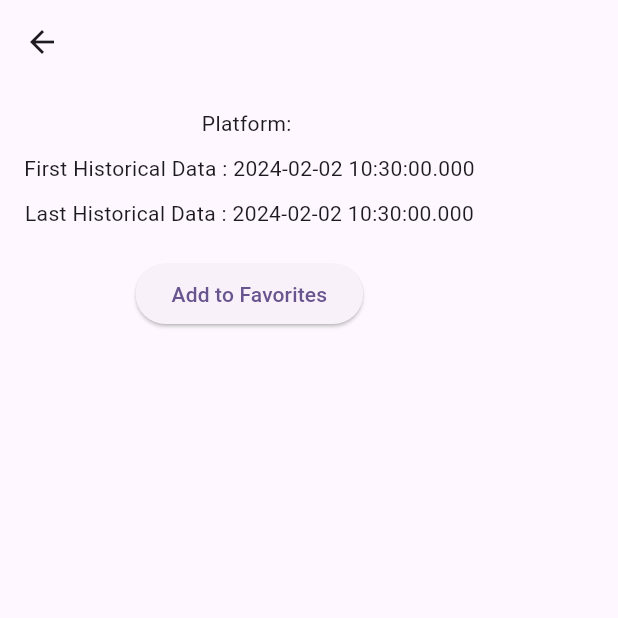
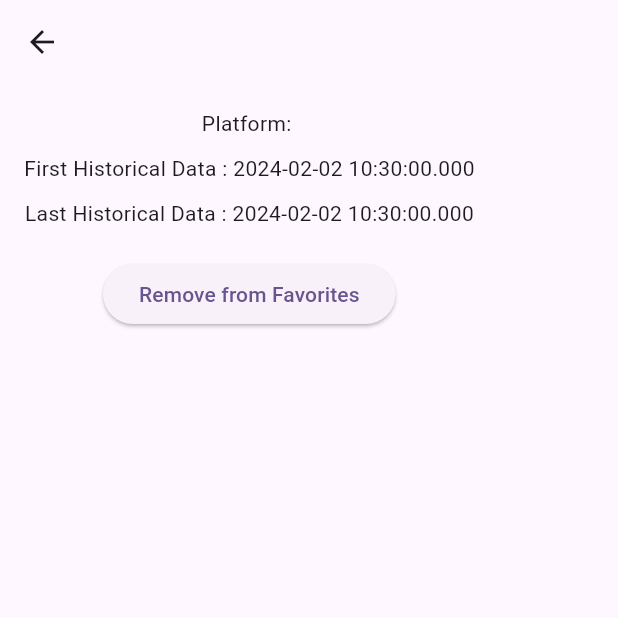
Before and after one commit to satishkoladiya/coin_app, a Flutter app: the CryptoDetailScreen screen opened directly with empty values, after a tap on "Add to Favorites", on a phone screen of 412 x 824 dp, the top half of it. Run offline on Flutter 3.47's test engine with Material 2 defaults, Android fonts, the phone set to English and light mode, and no system bars; our stand-ins replace dio, get, hive, hive_flutter; accounts and stored records are empty; network calls fail.

Commit message:
Added UI and logic part for add to favorites and remove from favorites

```diff
--- a/lib/consts/app_const.dart
+++ b/lib/consts/app_const.dart
@@ -3,4 +3,5 @@ class AppConstant {
   static const String apiKey = '2592e201-7cb0-41b4-81d5-abacc60ac4ee';
   static const String priceEndPoint = '/v1/cryptocurrency/map';
   static const String cacheBox = 'crypto_cache';
+  static const String favoritesBox = 'favorites';
 }
--- a/lib/controllers/favorite_controller.dart
+++ b/lib/controllers/favorite_controller.dart
@@ -0,0 +1,32 @@
+import 'package:coin_app/models/models.dart';
+import 'package:get/get.dart';
+import 'package:hive/hive.dart';
+
+class FavoritesController extends GetxController {
+  final RxList<Crypto> _favorites = <Crypto>[].obs;
+
+  final Box<Crypto> _favoritesBox = Hive.box<Crypto>('favorites');
+
+  @override
+  void onInit() {
+    super.onInit();
+    _favorites.clear();
+    _favorites.value.addAll(_favoritesBox.values.toList());
+  }
+
+  bool isFavorite(Crypto crypto) {
+    return _favorites.contains(crypto);
+  }
+
+  void toggleFavorite(Crypto crypto) {
+    if (isFavorite(crypto)) {
+      _favorites.remove(crypto);
+      _favoritesBox.delete(crypto.id.toString());
+    } else {
+      _favoritesBox.put(crypto.id, crypto);
+      _favorites.add(crypto);
+    }
+  }
+
+  List<Crypto> get favorites => _favorites;
+}
--- a/lib/main.dart
+++ b/lib/main.dart
@@ -22,6 +22,7 @@ Future<void> initialiseHive() async {
   Hive.registerAdapter(PlatformAdapter());
   //box
   Box<Crypto> cryptoCacheBox = await Hive.openBox(AppConstant.cacheBox);
+  await Hive.openBox<Crypto>(AppConstant.favoritesBox);
   //repos
   CacheManager.cachedBox = cryptoCacheBox;
 }
--- a/lib/views/crypto_detail_screen.dart
+++ b/lib/views/crypto_detail_screen.dart
@@ -1,8 +1,12 @@
+import 'package:coin_app/controllers/favorite_controller.dart';
 import 'package:coin_app/models/models.dart';
 import 'package:flutter/material.dart';
+import 'package:get/get.dart';
 
 class CryptoDetailScreen extends StatelessWidget {
-  const CryptoDetailScreen({Key? key, required this.crypto}) : super(key: key);
+  CryptoDetailScreen({Key? key, required this.crypto}) : super(key: key);
+
+  FavoritesController favoritesController = Get.put(FavoritesController());
 
   final Crypto crypto;
 
@@ -30,8 +34,16 @@ class CryptoDetailScreen extends StatelessWidget {
               height: 20,
             ),
             ElevatedButton(
-              onPressed: () {},
-              child: Text('Add to Favorites'),
+              onPressed: () {
+                favoritesController.toggleFavorite(crypto);
+              },
+              child: Obx(() {
+                return Text(
+                  favoritesController.isFavorite(crypto)
+                      ? 'Remove from Favorites'
+                      : 'Add to Favorites',
+                );
+              }),
             ),
           ],
         ),
```
Also changed, not shown: lib/views/favorites_screen.dart (+21 -4 lines).
